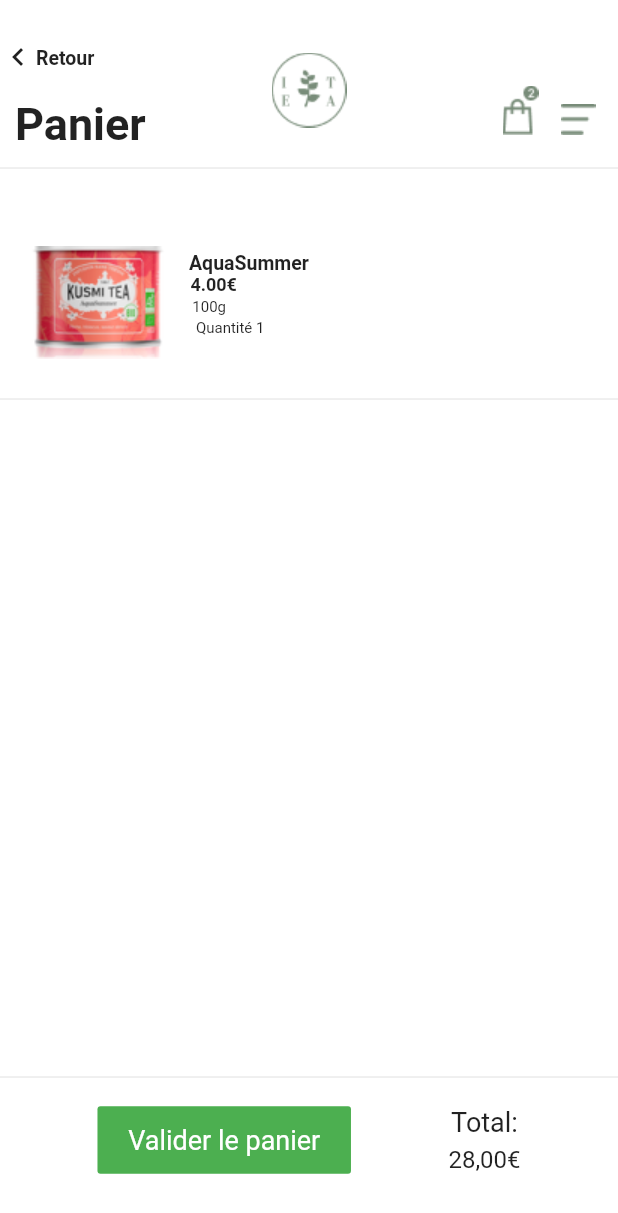
After one commit to Unknow46/Ithea, a Flutter app: the screen it shows after launch, after a tap on "Panier", on a phone screen of 412 x 824 dp. The commit adds this screen. Shown: the top 1213 px of the screen. Run offline on Flutter 3.47's test engine with Material 2 defaults, Android fonts, the phone set to English and light mode, and no system bars; our stand-ins replace flutter_mobx, mobx; generated files the repository leaves out were written again.

Commit message:
:sparkles: adding favorite screen and basket screen with test implemented

```diff
--- /dev/null
+++ b/lib/pages/basket_page.dart
@@ -0,0 +1,64 @@
+
+import 'package:flutter/cupertino.dart';
+import 'package:flutter/material.dart';
+import 'package:flutter/widgets.dart';
+import 'package:ithea/widgets/app_bar_ithea.dart';
+import 'package:ithea/widgets/card_article_selected.dart';
+import 'package:ithea/widgets/navigation_drawer.dart';
+import 'package:ithea/widgets/text_style.dart';
+
+class Basket extends StatefulWidget {
+
+  const Basket({Key key}):super(key: key);
+
+  @override
+  _BasketState createState() => _BasketState();
+}
+
+class _BasketState extends State<Basket> {
+  @override
+  Widget build(BuildContext context) {
+    return  Scaffold(
+          appBar:  const AppBarIthea('Panier'),
+          drawer:  const NavigationDrawer(),
+          backgroundColor: Colors.white,
+          body: Stack(
+            children: <Widget>[
+                  Column(
+                    children: const <Widget>[
+                       CardArticle('AquaSummer', '4.00€',  '100', '1', 'assets/images/AquaSummer.png'),
+                       Divider(),
+                    ],
+                  ),
+                  Column(
+                    mainAxisAlignment: MainAxisAlignment.end,
+                    children: <Widget>[
+                      const Divider(),
+                      const Padding(padding: EdgeInsets.only(top: 10)),
+                      Row(
+                        mainAxisAlignment: MainAxisAlignment.spaceEvenly,
+                        children: <Widget>[
+                           const FlatButton(
+                             minWidth: 169,
+                            height: 45,
+                            disabledColor: Colors.green,
+                            onPressed: null,
+                            child: CustomTextStyle('Valider le panier', FontWeight.normal, 18, colors: Colors.white,)
+                          ),
+                          Column(
+                            children: const <Widget>[
+                              CustomTextStyle('Total:', FontWeight.normal, 18),
+                              Padding(padding: EdgeInsets.only(top: 5)),
+                              CustomTextStyle('28,00€', FontWeight.normal, 16),
+                            ],
+                          )
+                        ],
+                      ),
+                    const Padding(padding: EdgeInsets.only(bottom: 40))
+                    ],
+                  )
+            ],
+          )
+    );
+  }
+}
--- a/lib/pages/counter_page.dart
+++ b/lib/pages/counter_page.dart
@@ -2,9 +2,12 @@ import 'dart:developer';
 
 import 'package:flutter/material.dart';
 import 'package:flutter_mobx/flutter_mobx.dart';
+import 'package:ithea/pages/basket_page.dart';
 import 'package:ithea/store/counter/counter.dart';
 import 'package:ithea/widgets/navigation_drawer.dart';
 import 'package:ithea/widgets/app_bar_ithea.dart';
+
+import 'favorite_page.dart';
 
 class CounterPage extends StatelessWidget {
   CounterPage({Key key}) : super(key: key);
@@ -16,6 +19,7 @@ class CounterPage extends StatelessWidget {
           Scaffold(
           // appBar: const TopNavigation('Test'),
               appBar:  const AppBarIthea('Test'),
+            drawer: const NavigationDrawer(),
               body: Center(
               child: Column(
               mainAxisAlignment: MainAxisAlignment.center,
@@ -41,11 +45,37 @@ class CounterPage extends StatelessWidget {
                       icon: const Icon(Icons.remove),
                       label: const Text('Minus')),
                   ],
-                )
+                ),
+              Row(
+                mainAxisAlignment: MainAxisAlignment.center,
+                children: <Widget>[
+                  FlatButton.icon(
+                      onPressed: () {
+                        Navigator.push(
+                          context,
+                          MaterialPageRoute<dynamic>(
+                              builder: (context) => const Basket()),
+                        );
+                      },
+                    icon: const Icon(Icons.shopping_basket),
+                    label: const Text('Panier'),
+                  ),
+                  FlatButton.icon(
+                    onPressed: () {
+                      Navigator.push(
+                        context,
+                        MaterialPageRoute<dynamic>(
+                            builder: (context) => const Favorite()),
+                      );
+                    },
+                    icon: const Icon(Icons.favorite),
+                    label: const Text('Favoris'),
+                  ),
+                ],
+              )
               ],
-           )
+              )
           ),
-              drawer: const NavigationDrawer(),
         );
   }
 }
--- /dev/null
+++ b/lib/widgets/card_article_selected.dart
@@ -0,0 +1,66 @@
+import 'package:flutter/material.dart';
+import 'package:flutter/widgets.dart';
+import 'package:ithea/widgets/text_style.dart';
+
+class CardArticle extends StatelessWidget {
+
+  const CardArticle(this.nom, this.price, this.weight, this.quentity, this.img, {Key key, this.icon})
+      :super(key:key);
+
+  final String nom;
+  final String img;
+  final String weight;
+  final String price;
+  final String quentity;
+  final String icon;
+
+  @override
+  Widget build(BuildContext context) {
+    return  Padding(
+        padding: const EdgeInsets.only(top: 40),
+        child: Card(
+          elevation: 0,
+          child:  Padding(
+            padding: const EdgeInsets.only(right: 20, bottom: 15),
+            child: Row(
+              children: <Widget>[
+                Image.asset(img),
+                Padding(
+                  padding: const EdgeInsets.only(bottom: 10),
+                  child:  Column(
+                    mainAxisSize: MainAxisSize.min,
+                    children: <Widget>[
+                      CustomTextStyle(nom, FontWeight.bold, 13),
+                      Padding(
+                        padding: const EdgeInsets.only(right: 47),
+                        child: CustomTextStyle(price, FontWeight.bold, 12),
+                      ),
+                      Padding(
+                        padding: const EdgeInsets.only(right: 53, top: 2),
+                        child: CustomTextStyle('${weight}g', FontWeight.normal, 10),
+                      ),
+                      Padding(
+                        padding: const EdgeInsets.only(right: 25, top: 2),
+                        child: CustomTextStyle('Quantité $quentity', FontWeight.normal, 10),
+                      ),
+                    ],
+                  ),
+                ),
+                getIcon()
+              ],
+            ),
+          ),
+        ),
+      );
+  }
+
+  Widget getIcon() {
+    if (icon != null) {
+      return Padding(
+        padding: const EdgeInsets.only(left: 50),
+        child: Image.asset(icon),
+      );
+    }
+    return Container();
+  }
+}
--- a/lib/widgets/text_style.dart
+++ b/lib/widgets/text_style.dart
@@ -1,11 +1,12 @@
 import 'package:flutter/widgets.dart';
 
 class CustomTextStyle extends StatelessWidget {
-  const CustomTextStyle(this.text, this._fontWeight,this._size, {Key key}):super(key:key);
+  const CustomTextStyle(this.text, this._fontWeight,this._size, {Key key, this.colors }):super(key:key);
 
   final String text;
   final FontWeight _fontWeight;
   final double _size;
+  final dynamic colors;
 
   @override
   Widget build(BuildContext context) {
@@ -13,7 +14,8 @@ class CustomTextStyle extends StatelessWidget {
       text, style: TextStyle(
       fontWeight: _fontWeight,
       fontSize: _size,
-      fontFamily: 'Roboto'
+      fontFamily: 'Roboto',
+      color: colors,
       ),
     );
   }
```
Also changed, not shown: lib/pages/favorite_page.dart (added, +35 -0 lines), assets/images/AquaSummer.png (added), assets/images/panier_cercle.png (added), 3 other files.
